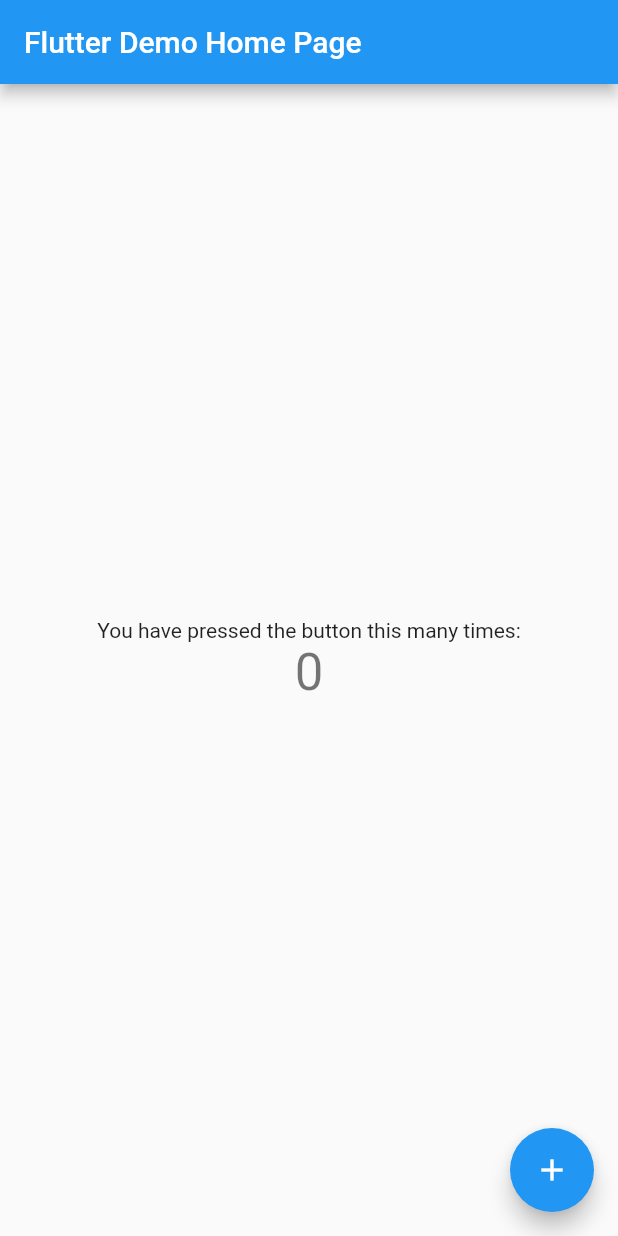
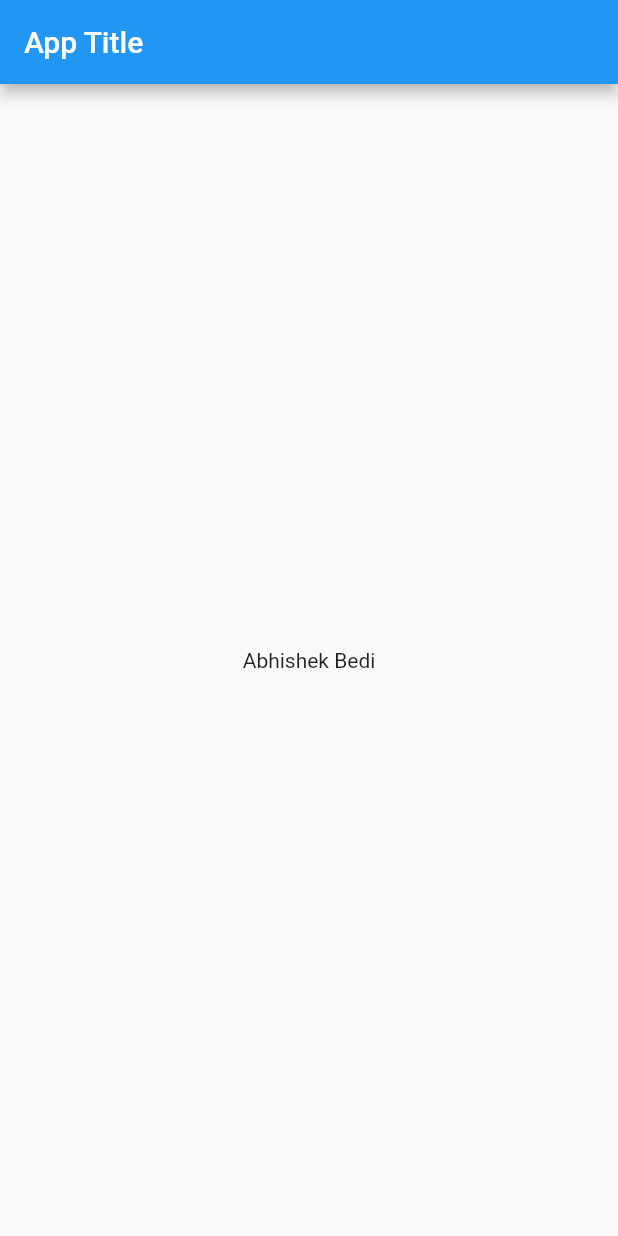
Before and after one commit to abhishekbedi1432/Flutter_PK, a Flutter app: the screen it shows after launch, on a phone screen of 412 x 824 dp. Run offline on Flutter 3.47's test engine with Material 2 defaults, Android fonts, the phone set to English and light mode, and no system bars.

Commit message:
Basic Setup

```diff
--- a/lib/main.dart
+++ b/lib/main.dart
@@ -1,145 +1,17 @@
 import 'package:flutter/material.dart';
 
 void main() {
-  runApp(MyApp());
+  runApp(MaterialApp(
+    title: "My App",
+    home: HomePage(),
+  ));
 }
 
-class MyApp extends StatelessWidget {
-  // This widget is the root of your application.
+class HomePage extends StatelessWidget {
   @override
   Widget build(BuildContext context) {
-    return MaterialApp(
-      title: 'Flutter Demo',
-      theme: ThemeData(
-        // This is the theme of your application.
-        //
-        // Try running your application with "flutter run". You'll see the
-        // application has a blue toolbar. Then, without quitting the app, try
-        // changing the primarySwatch below to Colors.green and then invoke
-        // "hot reload" (press "r" in the console where you ran "flutter run",
-        // or simply save your changes to "hot reload" in a Flutter IDE).
-        // Notice that the counter didn't reset back to zero; the application
-        // is not restarted.
-        primarySwatch: Colors.blue,
-        // This makes the visual density adapt to the platform that you run
-        // the app on. For desktop platforms, the controls will be smaller and
-        // closer together (more dense) than on mobile platforms.
-        visualDensity: VisualDensity.adaptivePlatformDensity,
-      ),
-      home: MyHomePage(title: 'Flutter Demo Home Page'),
-    );
+    return Scaffold(
+        appBar: AppBar(title: Text("App Title")),
+        body: Container(child: Center(child: Text("Abhishek Bedi"))));
   }
 }
-
-class MyHomePage extends StatefulWidget {
-  MyHomePage({Key key, this.title}) : super(key: key);
-
-  // This widget is the home page of your application. It is stateful, meaning
-  // that it has a State object (defined below) that contains fields that affect
-  // how it looks.
-
-  // This class is the configuration for the state. It holds the values (in this
-  // case the title) provided by the parent (in this case the App widget) and
-  // used by the build method of the State. Fields in a Widget subclass are
-  // always marked "final".
-
-  final String title;
-
-  @override
-  _MyHomePageState createState() => _MyHomePageState();
-}
-
-class _MyHomePageState extends State<MyHomePage> {
-  int _counter = 0;
-
-  Future<void> _showMyDialog() async {
-    return showDialog<void>(
-      context: context,
-      barrierDismissible: false, // user must tap button!
-      builder: (BuildContext context) {
-        return AlertDialog(
-          title: Text('AlertDialog Title'),
-          content: SingleChildScrollView(
-            child: ListBody(
-              children: <Widget>[
-                Text('This is a demo alert dialog.'),
-                Text('Would you like to approve of this message?'),
-              ],
-            ),
-          ),
-          actions: <Widget>[
-            TextButton(
-              child: Text('Approve'),
-              onPressed: () {
-                Navigator.of(context).pop();
-              },
-            ),
-          ],
-        );
-      },
-    );
-  }
-
-  void _incrementCounter() {
-    setState(() {
-      // This call to setState tells the Flutter framework that something has
-      // changed in this State, which causes it to rerun the build method below
-      // so that the display can reflect the updated values. If we changed
-      // _counter without calling setState(), then the build method would not be
-      // called again, and so nothing would appear to happen.
-      _counter++;
-    });
-  }
-
-  @override
-  Widget build(BuildContext context) {
-    // This method is rerun every time setState is called, for instance as done
-    // by the _incrementCounter method above.
-    //
-    // The Flutter framework has been optimized to make rerunning build methods
-    // fast, so that you can just rebuild anything that needs updating rather
-    // than having to individually change instances of widgets.
-    return Scaffold(
-      appBar: AppBar(
-        // Here we take the value from the MyHomePage object that was created by
-        // the App.build method, and use it to set our appbar title.
-        title: Text(widget.title),
-      ),
-      body: Center(
-        // Center is a layout widget. It takes a single child and positions it
-        // in the middle of the parent.
-        child: Column(
-          // Column is also a layout widget. It takes a list of children and
-          // arranges them vertically. By default, it sizes itself to fit its
-          // children horizontally, and tries to be as tall as its parent.
-          //
-          // Invoke "debug painting" (press "p" in the console, choose the
-          // "Toggle Debug Paint" action from the Flutter Inspector in Android
-          // Studio, or the "Toggle Debug Paint" command in Visual Studio Code)
-          // to see the wireframe for each widget.
-          //
-          // Column has various properties to control how it sizes itself and
-          // how it positions its children. Here we use mainAxisAlignment to
-          // center the children vertically; the main axis here is the vertical
-          // axis because Columns are vertical (the cross axis would be
-          // horizontal).
-          mainAxisAlignment: MainAxisAlignment.center,
-          children: <Widget>[
-            Text(
-              'You have pressed the button this many times:',
-            ),
-            Text(
-              '$_counter',
-              style: Theme.of(context).textTheme.headline4,
-            ),
-          ],
-        ),
-      ),
-      floatingActionButton: FloatingActionButton(
-        onPressed: _incrementCounter,
-        tooltip: 'Increment',
-        child: Icon(Icons.add),
-      ), // This trailing comma makes auto-formatting nicer for build methods.
-    );
-  }
-}
```
